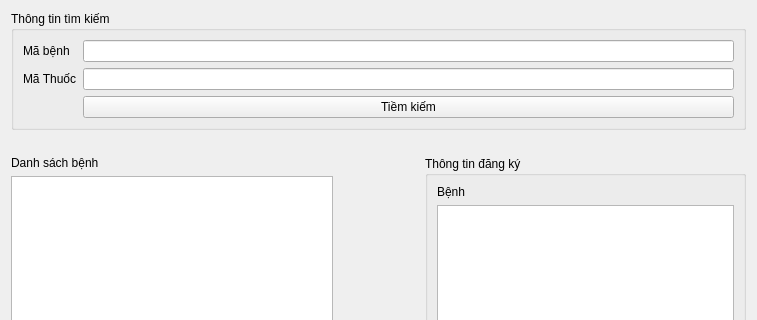
Above: tracuuphieuhen.ui from xdien/tcmr before the change; both pictures show x 0 to 757 and y 0 to 320 of the 757 by 613 pixel window. Below: the same form after it.
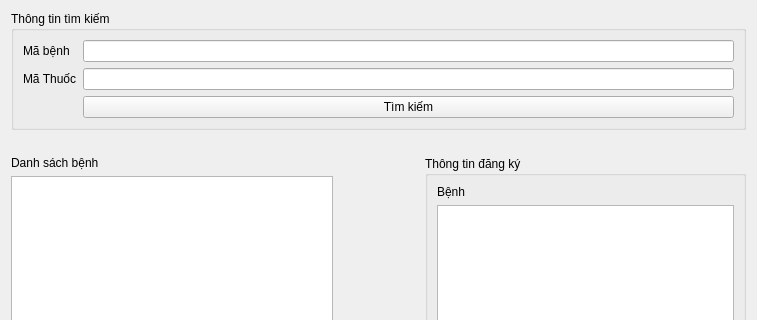
That is the form after the change.

Commit message: sua loi chinh ta

What changed in the file:
```diff
--- a/tracuuphieuhen.ui
+++ b/tracuuphieuhen.ui
@@ -58,7 +58,7 @@
         <item row="2" column="1">
          <widget class="QPushButton" name="pushButton_2">
           <property name="text">
-           <string>Tiềm kiếm</string>
+           <string>Tìm kiếm</string>
           </property>
          </widget>
         </item>
```
